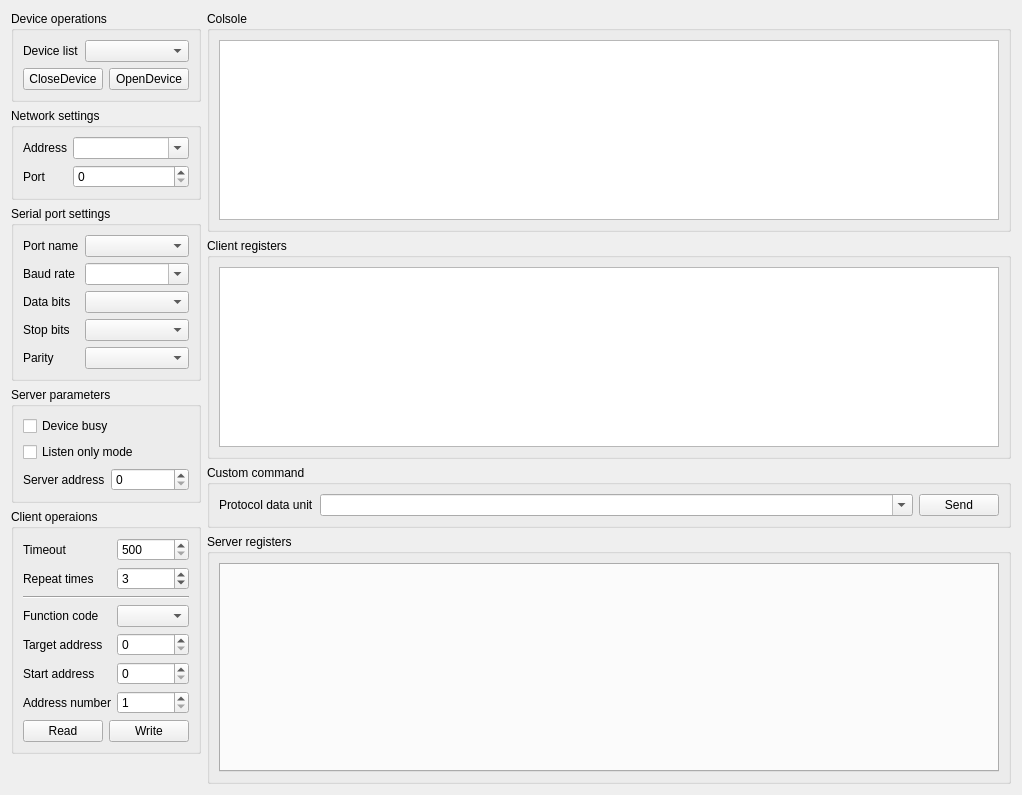
Before: the Qt Designer form Source/ModbusStudio/ModbusStudioUI/xToolsModbusStudioUi.ui in x-tools-author/x-tools, drawn with Qt 5.
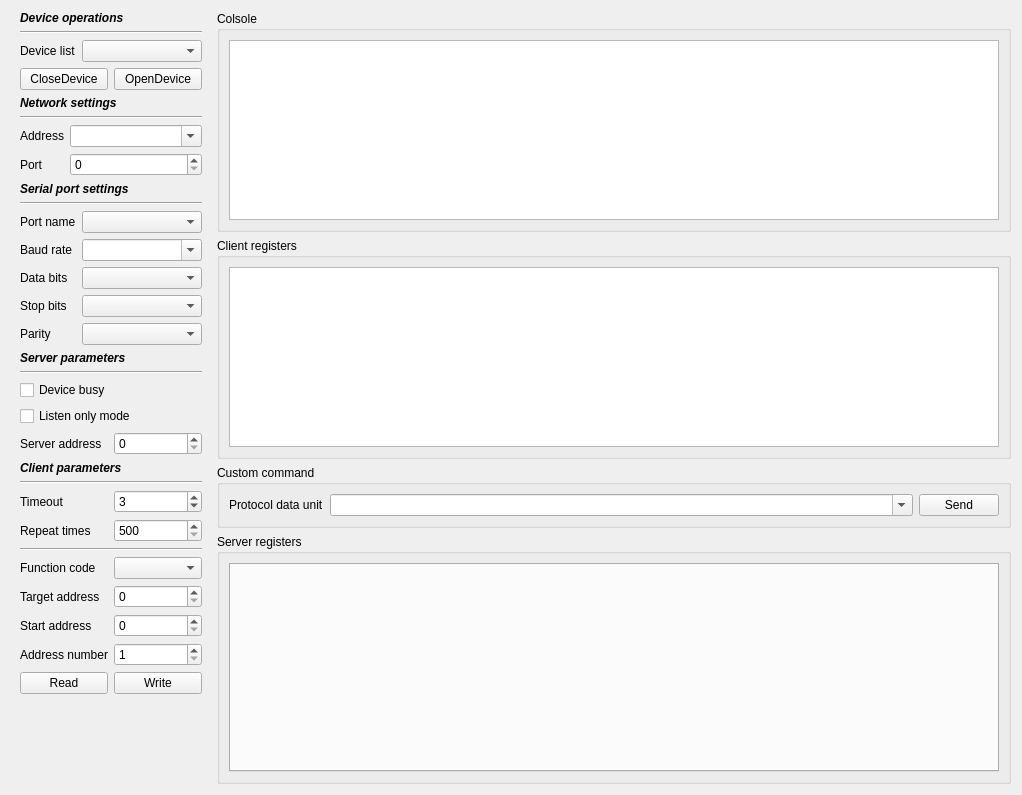
After: the same form once the commit is applied.

What changed in the file:
```diff
--- a/Source/ModbusStudio/ModbusStudioUI/xToolsModbusStudioUi.ui
+++ b/Source/ModbusStudio/ModbusStudioUI/xToolsModbusStudioUi.ui
@@ -10,248 +10,60 @@
     <height>795</height>
    </rect>
   </property>
+  <property name="minimumSize">
+   <size>
+    <width>0</width>
+    <height>0</height>
+   </size>
+  </property>
   <property name="windowTitle">
    <string notr="true">Modbus Studio</string>
   </property>
-  <layout class="QGridLayout" name="gridLayout_3">
-   <item row="5" column="0">
-    <spacer name="verticalSpacer">
-     <property name="orientation">
-      <enum>Qt::Vertical</enum>
-     </property>
-     <property name="sizeHint" stdset="0">
-      <size>
-       <width>20</width>
-       <height>40</height>
-      </size>
-     </property>
-    </spacer>
-   </item>
-   <item row="4" column="0">
-    <widget class="QGroupBox" name="clientOperationsGroupBox">
-     <property name="minimumSize">
-      <size>
-       <width>0</width>
-       <height>0</height>
-      </size>
-     </property>
-     <property name="title">
-      <string>Client operaions</string>
-     </property>
-     <layout class="QGridLayout" name="gridLayout_8">
-      <item row="1" column="0">
-       <widget class="QLabel" name="label_5">
-        <property name="sizePolicy">
-         <sizepolicy hsizetype="Fixed" vsizetype="Preferred">
-          <horstretch>0</horstretch>
-          <verstretch>0</verstretch>
-         </sizepolicy>
-        </property>
-        <property name="text">
-         <string>Repeat times</string>
-        </property>
-       </widget>
-      </item>
-      <item row="1" column="1">
-       <widget class="QSpinBox" name="repeat_time_">
-        <property name="minimum">
-         <number>0</number>
-        </property>
-        <property name="value">
-         <number>3</number>
-        </property>
-       </widget>
-      </item>
-      <item row="6" column="1">
-       <widget class="QSpinBox" name="quantity_">
-        <property name="sizePolicy">
-         <sizepolicy hsizetype="Minimum" vsizetype="Fixed">
-          <horstretch>0</horstretch>
-          <verstretch>0</verstretch>
-         </sizepolicy>
-        </property>
-        <property name="minimum">
-         <number>1</number>
-        </property>
-        <property name="maximum">
-         <number>128</number>
-        </property>
-       </widget>
-      </item>
-      <item row="0" column="1">
-       <widget class="QSpinBox" name="timeout_">
-        <property name="minimum">
-         <number>500</number>
-        </property>
-        <property name="maximum">
-         <number>10000</number>
-        </property>
-        <property name="singleStep">
-         <number>100</number>
-        </property>
-        <property name="value">
-         <number>500</number>
-        </property>
-       </widget>
-      </item>
-      <item row="5" column="1">
-       <widget class="QSpinBox" name="start_address_">
-        <property name="sizePolicy">
-         <sizepolicy hsizetype="Minimum" vsizetype="Fixed">
-          <horstretch>0</horstretch>
-          <verstretch>0</verstretch>
-         </sizepolicy>
-        </property>
-        <property name="maximum">
-         <number>65535</number>
-        </property>
-       </widget>
-      </item>
-      <item row="4" column="0">
-       <widget class="QLabel" name="label_18">
-        <property name="sizePolicy">
-         <sizepolicy hsizetype="Fixed" vsizetype="Preferred">
-          <horstretch>0</horstretch>
-          <verstretch>0</verstretch>
-         </sizepolicy>
-        </property>
-        <property name="text">
-         <string>Target address</string>
-        </property>
-       </widget>
-      </item>
-      <item row="3" column="0">
-       <widget class="QLabel" name="label_17">
-        <property name="sizePolicy">
-         <sizepolicy hsizetype="Fixed" vsizetype="Preferred">
-          <horstretch>0</horstretch>
-          <verstretch>0</verstretch>
-         </sizepolicy>
-        </property>
-        <property name="text">
-         <string>Function code</string>
-        </property>
-       </widget>
-      </item>
-      <item row="6" column="0">
-       <widget class="QLabel" name="label_20">
-        <property name="sizePolicy">
-         <sizepolicy hsizetype="Fixed" vsizetype="Preferred">
-          <horstretch>0</horstretch>
-          <verstretch>0</verstretch>
-         </sizepolicy>
-        </property>
-        <property name="text">
-         <string>Address number</string>
-        </property>
-       </widget>
-      </item>
-      <item row="5" column="0">
-       <widget class="QLabel" name="label_19">
-        <property name="sizePolicy">
-         <sizepolicy hsizetype="Fixed" vsizetype="Preferred">
-          <horstretch>0</horstretch>
-          <verstretch>0</verstretch>
-         </sizepolicy>
-        </property>
-        <property name="text">
-         <string>Start address</string>
-        </property>
-       </widget>
-      </item>
-      <item row="7" column="0" colspan="2">
-       <layout class="QHBoxLayout" name="horizontalLayout_2">
-        <item>
-         <widget class="QPushButton" name="read_">
-          <property name="text">
-           <string>Read</string>
-          </property>
-         </widget>
-        </item>
-        <item>
-         <widget class="QPushButton" name="write_">
-          <property name="text">
-           <string>Write</string>
-          </property>
-         </widget>
-        </item>
-       </layout>
-      </item>
-      <item row="3" column="1">
-       <widget class="QComboBox" name="function_code_">
-        <property name="sizePolicy">
-         <sizepolicy hsizetype="Ignored" vsizetype="Fixed">
-          <horstretch>0</horstretch>
-          <verstretch>0</verstretch>
-         </sizepolicy>
-        </property>
-        <property name="maximumSize">
-         <size>
-          <width>16777215</width>
-          <height>16777215</height>
-         </size>
-        </property>
-       </widget>
-      </item>
-      <item row="0" column="0">
-       <widget class="QLabel" name="label_4">
-        <property name="sizePolicy">
-         <sizepolicy hsizetype="Fixed" vsizetype="Preferred">
-          <horstretch>0</horstretch>
-          <verstretch>0</verstretch>
-         </sizepolicy>
-        </property>
-        <property name="text">
-         <string>Timeout</string>
-        </property>
-       </widget>
-      </item>
-      <item row="4" column="1">
-       <widget class="QSpinBox" name="device_address_">
-        <property name="sizePolicy">
-         <sizepolicy hsizetype="Minimum" vsizetype="Fixed">
-          <horstretch>0</horstretch>
-          <verstretch>0</verstretch>
-         </sizepolicy>
-        </property>
-        <property name="maximum">
-         <number>255</number>
-        </property>
-       </widget>
-      </item>
-      <item row="2" column="0" colspan="2">
-       <widget class="Line" name="line">
-        <property name="orientation">
-         <enum>Qt::Horizontal</enum>
-        </property>
-       </widget>
-      </item>
-     </layout>
-    </widget>
-   </item>
-   <item row="0" column="0">
-    <widget class="QGroupBox" name="deviceGroupBox">
-     <property name="title">
-      <string>Device operations</string>
-     </property>
      <layout class="QGridLayout" name="gridLayout">
       <item row="0" column="0">
-       <widget class="QLabel" name="label">
-        <property name="sizePolicy">
-         <sizepolicy hsizetype="Fixed" vsizetype="Preferred">
-          <horstretch>0</horstretch>
-          <verstretch>0</verstretch>
-         </sizepolicy>
+    <widget class="QWidget" name="widget" native="true">
+     <property name="minimumSize">
+      <size>
+       <width>200</width>
+       <height>0</height>
+      </size>
+     </property>
+     <layout class="QVBoxLayout" name="verticalLayout_3">
+      <property name="topMargin">
+       <number>0</number>
+      </property>
+      <property name="bottomMargin">
+       <number>0</number>
+      </property>
+      <item>
+       <widget class="QWidget" name="widgetDeviceOperations" native="true">
+        <layout class="QGridLayout" name="gridLayout_6">
+         <property name="leftMargin">
+          <number>0</number>
+         </property>
+         <property name="topMargin">
+          <number>0</number>
+         </property>
+         <property name="rightMargin">
+          <number>0</number>
+         </property>
+         <property name="bottomMargin">
+          <number>0</number>
+         </property>
+         <item row="0" column="0" colspan="2">
+          <widget class="QLabel" name="label_7">
+           <property name="font">
+            <font>
+             <italic>true</italic>
+             <bold>true</bold>
+            </font>
         </property>
         <property name="text">
-         <string>Device list</string>
+            <string>Device operations</string>
         </property>
        </widget>
       </item>
-      <item row="0" column="1">
-       <widget class="QComboBox" name="device_list_"/>
-      </item>
-      <item row="1" column="0" colspan="2">
+         <item row="3" column="0" colspan="2">
        <layout class="QHBoxLayout" name="horizontalLayout_3">
         <property name="leftMargin">
          <number>0</number>
@@ -281,53 +93,74 @@
         </item>
        </layout>
       </item>
-     </layout>
-    </widget>
-   </item>
-   <item row="3" column="0">
-    <widget class="QGroupBox" name="serverGroupBox">
-     <property name="title">
-      <string>Server parameters</string>
-     </property>
-     <layout class="QGridLayout" name="gridLayout_4">
-      <item row="0" column="0" colspan="2">
-       <widget class="QCheckBox" name="device_busy_">
-        <property name="text">
-         <string>Device busy</string>
-        </property>
-       </widget>
-      </item>
-      <item row="1" column="0" colspan="2">
-       <widget class="QCheckBox" name="listen_only_mode_">
-        <property name="text">
-         <string>Listen only mode</string>
-        </property>
-       </widget>
+         <item row="2" column="1">
+          <widget class="QComboBox" name="device_list_"/>
       </item>
       <item row="2" column="0">
-       <widget class="QLabel" name="label_6">
+          <widget class="QLabel" name="label">
+           <property name="sizePolicy">
+            <sizepolicy hsizetype="Fixed" vsizetype="Preferred">
+             <horstretch>0</horstretch>
+             <verstretch>0</verstretch>
+            </sizepolicy>
+           </property>
         <property name="text">
-         <string>Server address</string>
+            <string>Device list</string>
         </property>
        </widget>
       </item>
-      <item row="2" column="1">
-       <widget class="QSpinBox" name="server_address">
-        <property name="maximum">
-         <number>265</number>
+         <item row="1" column="0" colspan="2">
+          <widget class="Line" name="line_2">
+           <property name="orientation">
+            <enum>Qt::Horizontal</enum>
         </property>
        </widget>
       </item>
      </layout>
     </widget>
    </item>
-   <item row="1" column="0">
-    <widget class="QGroupBox" name="networkGroupBox">
-     <property name="title">
+      <item>
+       <widget class="QWidget" name="widgetNetworkSettings" native="true">
+        <property name="minimumSize">
+         <size>
+          <width>0</width>
+          <height>0</height>
+         </size>
+        </property>
+        <layout class="QGridLayout" name="gridLayout_10">
+         <property name="leftMargin">
+          <number>0</number>
+         </property>
+         <property name="topMargin">
+          <number>0</number>
+         </property>
+         <property name="rightMargin">
+          <number>0</number>
+         </property>
+         <property name="bottomMargin">
+          <number>0</number>
+         </property>
+         <item row="2" column="1">
+          <widget class="QComboBox" name="address_combo_box">
+           <property name="editable">
+            <bool>true</bool>
+           </property>
+          </widget>
+         </item>
+         <item row="0" column="0" colspan="2">
+          <widget class="QLabel" name="label_14">
+           <property name="font">
+            <font>
+             <italic>true</italic>
+             <bold>true</bold>
+            </font>
+           </property>
+           <property name="text">
       <string>Network settings</string>
      </property>
-     <layout class="QGridLayout" name="gridLayout_2">
-      <item row="1" column="0">
+          </widget>
+         </item>
+         <item row="3" column="0">
        <widget class="QLabel" name="label_3">
         <property name="sizePolicy">
          <sizepolicy hsizetype="Fixed" vsizetype="Preferred">
@@ -340,21 +173,14 @@
         </property>
        </widget>
       </item>
-      <item row="1" column="1">
+         <item row="3" column="1">
        <widget class="QSpinBox" name="port_spin_box">
         <property name="maximum">
          <number>65535</number>
         </property>
        </widget>
       </item>
-      <item row="0" column="1">
-       <widget class="QComboBox" name="address_combo_box">
-        <property name="editable">
-         <bool>true</bool>
-        </property>
-       </widget>
-      </item>
-      <item row="0" column="0">
+         <item row="2" column="0">
        <widget class="QLabel" name="label_2">
         <property name="sizePolicy">
          <sizepolicy hsizetype="Fixed" vsizetype="Preferred">
@@ -367,16 +193,51 @@
         </property>
        </widget>
       </item>
+         <item row="1" column="0" colspan="2">
+          <widget class="Line" name="line_3">
+           <property name="orientation">
+            <enum>Qt::Horizontal</enum>
+           </property>
+          </widget>
+         </item>
      </layout>
     </widget>
    </item>
-   <item row="2" column="0">
-    <widget class="QGroupBox" name="serialPortGroupBox">
-     <property name="title">
+      <item>
+       <widget class="QWidget" name="widgetSerialPortSettings" native="true">
+        <property name="minimumSize">
+         <size>
+          <width>0</width>
+          <height>0</height>
+         </size>
+        </property>
+        <layout class="QGridLayout" name="gridLayout_11">
+         <property name="leftMargin">
+          <number>0</number>
+         </property>
+         <property name="topMargin">
+          <number>0</number>
+         </property>
+         <property name="rightMargin">
+          <number>0</number>
+         </property>
+         <property name="bottomMargin">
+          <number>0</number>
+         </property>
+         <item row="0" column="0" colspan="2">
+          <widget class="QLabel" name="label_15">
+           <property name="font">
+            <font>
+             <italic>true</italic>
+             <bold>true</bold>
+            </font>
+           </property>
+           <property name="text">
       <string>Serial port settings</string>
      </property>
-     <layout class="QGridLayout" name="gridLayout_5">
-      <item row="0" column="0">
+          </widget>
+         </item>
+         <item row="2" column="0">
        <widget class="QLabel" name="label_8">
         <property name="sizePolicy">
          <sizepolicy hsizetype="Fixed" vsizetype="Preferred">
@@ -389,10 +250,7 @@
         </property>
        </widget>
       </item>
-      <item row="0" column="1">
-       <widget class="QComboBox" name="port_name_"/>
-      </item>
-      <item row="1" column="0">
+         <item row="3" column="0">
        <widget class="QLabel" name="label_9">
         <property name="sizePolicy">
          <sizepolicy hsizetype="Fixed" vsizetype="Preferred">
@@ -405,14 +263,13 @@
         </property>
        </widget>
       </item>
-      <item row="1" column="1">
-       <widget class="QComboBox" name="baud_rate_">
-        <property name="editable">
-         <bool>true</bool>
-        </property>
-       </widget>
-      </item>
-      <item row="2" column="0">
+         <item row="5" column="1">
+          <widget class="QComboBox" name="stop_bits_"/>
+         </item>
+         <item row="4" column="1">
+          <widget class="QComboBox" name="data_bits_"/>
+         </item>
+         <item row="4" column="0">
        <widget class="QLabel" name="label_10">
         <property name="sizePolicy">
          <sizepolicy hsizetype="Fixed" vsizetype="Preferred">
@@ -426,25 +283,12 @@
        </widget>
       </item>
       <item row="2" column="1">
-       <widget class="QComboBox" name="data_bits_"/>
-      </item>
-      <item row="3" column="0">
-       <widget class="QLabel" name="label_11">
-        <property name="sizePolicy">
-         <sizepolicy hsizetype="Fixed" vsizetype="Preferred">
-          <horstretch>0</horstretch>
-          <verstretch>0</verstretch>
-         </sizepolicy>
-        </property>
-        <property name="text">
-         <string>Stop bits</string>
-        </property>
-       </widget>
-      </item>
-      <item row="3" column="1">
-       <widget class="QComboBox" name="stop_bits_"/>
-      </item>
-      <item row="4" column="0">
+          <widget class="QComboBox" name="port_name_"/>
+         </item>
+         <item row="6" column="1">
+          <widget class="QComboBox" name="parity_"/>
+         </item>
+         <item row="6" column="0">
        <widget class="QLabel" name="label_12">
         <property name="sizePolicy">
          <sizepolicy hsizetype="Fixed" vsizetype="Preferred">
@@ -457,13 +301,356 @@
         </property>
        </widget>
       </item>
+         <item row="5" column="0">
+          <widget class="QLabel" name="label_11">
+           <property name="sizePolicy">
+            <sizepolicy hsizetype="Fixed" vsizetype="Preferred">
+             <horstretch>0</horstretch>
+             <verstretch>0</verstretch>
+            </sizepolicy>
+           </property>
+           <property name="text">
+            <string>Stop bits</string>
+           </property>
+          </widget>
+         </item>
+         <item row="3" column="1">
+          <widget class="QComboBox" name="baud_rate_">
+           <property name="editable">
+            <bool>true</bool>
+           </property>
+          </widget>
+         </item>
+         <item row="1" column="0" colspan="2">
+          <widget class="Line" name="line_4">
+           <property name="orientation">
+            <enum>Qt::Horizontal</enum>
+           </property>
+          </widget>
+         </item>
+        </layout>
+       </widget>
+      </item>
+      <item>
+       <widget class="QWidget" name="widgetServerParameters" native="true">
+        <property name="sizePolicy">
+         <sizepolicy hsizetype="Preferred" vsizetype="Preferred">
+          <horstretch>0</horstretch>
+          <verstretch>0</verstretch>
+         </sizepolicy>
+        </property>
+        <layout class="QGridLayout" name="gridLayout_12">
+         <property name="leftMargin">
+          <number>0</number>
+         </property>
+         <property name="topMargin">
+          <number>0</number>
+         </property>
+         <property name="rightMargin">
+          <number>0</number>
+         </property>
+         <property name="bottomMargin">
+          <number>0</number>
+         </property>
       <item row="4" column="1">
-       <widget class="QComboBox" name="parity_"/>
-      </item>
+          <widget class="QSpinBox" name="server_address">
+           <property name="maximum">
+            <number>265</number>
+           </property>
+          </widget>
+         </item>
+         <item row="2" column="0" colspan="2">
+          <widget class="QCheckBox" name="device_busy_">
+           <property name="text">
+            <string>Device busy</string>
+           </property>
+          </widget>
+         </item>
+         <item row="4" column="0">
+          <widget class="QLabel" name="label_6">
+           <property name="text">
+            <string>Server address</string>
+           </property>
+          </widget>
+         </item>
+         <item row="0" column="0" colspan="2">
+          <widget class="QLabel" name="label_16">
+           <property name="font">
+            <font>
+             <italic>true</italic>
+             <bold>true</bold>
+            </font>
+           </property>
+           <property name="text">
+            <string>Server parameters</string>
+           </property>
+          </widget>
+         </item>
+         <item row="3" column="0" colspan="2">
+          <widget class="QCheckBox" name="listen_only_mode_">
+           <property name="text">
+            <string>Listen only mode</string>
+           </property>
+          </widget>
+         </item>
+         <item row="1" column="0" colspan="2">
+          <widget class="Line" name="line_5">
+           <property name="orientation">
+            <enum>Qt::Horizontal</enum>
+           </property>
+          </widget>
+         </item>
      </layout>
     </widget>
    </item>
-   <item row="0" column="2" rowspan="6">
+      <item>
+       <widget class="QWidget" name="widgetClientParameters" native="true">
+        <property name="minimumSize">
+         <size>
+          <width>0</width>
+          <height>200</height>
+         </size>
+        </property>
+        <layout class="QGridLayout" name="gridLayout_13">
+         <property name="leftMargin">
+          <number>0</number>
+         </property>
+         <property name="topMargin">
+          <number>0</number>
+         </property>
+         <property name="rightMargin">
+          <number>0</number>
+         </property>
+         <property name="bottomMargin">
+          <number>0</number>
+         </property>
+         <item row="2" column="1">
+          <widget class="QSpinBox" name="repeat_time_">
+           <property name="minimum">
+            <number>0</number>
+           </property>
+           <property name="value">
+            <number>3</number>
+           </property>
+          </widget>
+         </item>
+         <item row="6" column="1">
+          <widget class="QSpinBox" name="device_address_">
+           <property name="sizePolicy">
+            <sizepolicy hsizetype="Minimum" vsizetype="Fixed">
+             <horstretch>0</horstretch>
+             <verstretch>0</verstretch>
+            </sizepolicy>
+           </property>
+           <property name="maximum">
+            <number>255</number>
+           </property>
+          </widget>
+         </item>
+         <item row="3" column="0">
+          <widget class="QLabel" name="label_5">
+           <property name="sizePolicy">
+            <sizepolicy hsizetype="Fixed" vsizetype="Preferred">
+             <horstretch>0</horstretch>
+             <verstretch>0</verstretch>
+            </sizepolicy>
+           </property>
+           <property name="text">
+            <string>Repeat times</string>
+           </property>
+          </widget>
+         </item>
+         <item row="2" column="0">
+          <widget class="QLabel" name="label_4">
+           <property name="sizePolicy">
+            <sizepolicy hsizetype="Fixed" vsizetype="Preferred">
+             <horstretch>0</horstretch>
+             <verstretch>0</verstretch>
+            </sizepolicy>
+           </property>
+           <property name="text">
+            <string>Timeout</string>
+           </property>
+          </widget>
+         </item>
+         <item row="5" column="0">
+          <widget class="QLabel" name="label_17">
+           <property name="sizePolicy">
+            <sizepolicy hsizetype="Fixed" vsizetype="Preferred">
+             <horstretch>0</horstretch>
+             <verstretch>0</verstretch>
+            </sizepolicy>
+           </property>
+           <property name="text">
+            <string>Function code</string>
+           </property>
+          </widget>
+         </item>
+         <item row="5" column="1">
+          <widget class="QComboBox" name="function_code_">
+           <property name="sizePolicy">
+            <sizepolicy hsizetype="Ignored" vsizetype="Fixed">
+             <horstretch>0</horstretch>
+             <verstretch>0</verstretch>
+            </sizepolicy>
+           </property>
+           <property name="maximumSize">
+            <size>
+             <width>16777215</width>
+             <height>16777215</height>
+            </size>
+           </property>
+          </widget>
+         </item>
+         <item row="8" column="1">
+          <widget class="QSpinBox" name="quantity_">
+           <property name="sizePolicy">
+            <sizepolicy hsizetype="Minimum" vsizetype="Fixed">
+             <horstretch>0</horstretch>
+             <verstretch>0</verstretch>
+            </sizepolicy>
+           </property>
+           <property name="minimum">
+            <number>1</number>
+           </property>
+           <property name="maximum">
+            <number>128</number>
+           </property>
+          </widget>
+         </item>
+         <item row="3" column="1">
+          <widget class="QSpinBox" name="timeout_">
+           <property name="minimum">
+            <number>500</number>
+           </property>
+           <property name="maximum">
+            <number>10000</number>
+           </property>
+           <property name="singleStep">
+            <number>100</number>
+           </property>
+           <property name="value">
+            <number>500</number>
+           </property>
+          </widget>
+         </item>
+         <item row="7" column="1">
+          <widget class="QSpinBox" name="start_address_">
+           <property name="sizePolicy">
+            <sizepolicy hsizetype="Minimum" vsizetype="Fixed">
+             <horstretch>0</horstretch>
+             <verstretch>0</verstretch>
+            </sizepolicy>
+           </property>
+           <property name="maximum">
+            <number>65535</number>
+           </property>
+          </widget>
+         </item>
+         <item row="6" column="0">
+          <widget class="QLabel" name="label_18">
+           <property name="sizePolicy">
+            <sizepolicy hsizetype="Fixed" vsizetype="Preferred">
+             <horstretch>0</horstretch>
+             <verstretch>0</verstretch>
+            </sizepolicy>
+           </property>
+           <property name="text">
+            <string>Target address</string>
+           </property>
+          </widget>
+         </item>
+         <item row="7" column="0">
+          <widget class="QLabel" name="label_19">
+           <property name="sizePolicy">
+            <sizepolicy hsizetype="Fixed" vsizetype="Preferred">
+             <horstretch>0</horstretch>
+             <verstretch>0</verstretch>
+            </sizepolicy>
+           </property>
+           <property name="text">
+            <string>Start address</string>
+           </property>
+          </widget>
+         </item>
+         <item row="4" column="0" colspan="2">
+          <widget class="Line" name="line">
+           <property name="orientation">
+            <enum>Qt::Horizontal</enum>
+           </property>
+          </widget>
+         </item>
+         <item row="8" column="0">
+          <widget class="QLabel" name="label_20">
+           <property name="sizePolicy">
+            <sizepolicy hsizetype="Fixed" vsizetype="Preferred">
+             <horstretch>0</horstretch>
+             <verstretch>0</verstretch>
+            </sizepolicy>
+           </property>
+           <property name="text">
+            <string>Address number</string>
+           </property>
+          </widget>
+         </item>
+         <item row="9" column="0" colspan="2">
+          <layout class="QHBoxLayout" name="horizontalLayout_2">
+           <item>
+            <widget class="QPushButton" name="read_">
+             <property name="text">
+              <string>Read</string>
+             </property>
+            </widget>
+           </item>
+           <item>
+            <widget class="QPushButton" name="write_">
+             <property name="text">
+              <string>Write</string>
+             </property>
+            </widget>
+           </item>
+          </layout>
+         </item>
+         <item row="1" column="0" colspan="2">
+          <widget class="Line" name="line_6">
+           <property name="orientation">
+            <enum>Qt::Horizontal</enum>
+           </property>
+          </widget>
+         </item>
+         <item row="0" column="0" colspan="2">
+          <widget class="QLabel" name="label_21">
+           <property name="font">
+            <font>
+             <italic>true</italic>
+             <bold>true</bold>
+            </font>
+           </property>
+           <property name="text">
+            <string>Client parameters</string>
+           </property>
+          </widget>
+         </item>
+        </layout>
+       </widget>
+      </item>
+      <item>
+       <spacer name="verticalSpacer_2">
+        <property name="orientation">
+         <enum>Qt::Vertical</enum>
+        </property>
+        <property name="sizeHint" stdset="0">
+         <size>
+          <width>20</width>
+          <height>40</height>
+         </size>
+        </property>
+       </spacer>
+      </item>
+     </layout>
+    </widget>
+   </item>
+   <item row="0" column="1">
     <layout class="QVBoxLayout" name="verticalLayout">
      <property name="leftMargin">
       <number>0</number>
```
Lines whose indentation alone changed are shown as unchanged.
